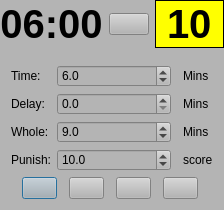
Before: the Qt Designer form KTQAlarmClockDlg.ui in phoenixwing-org/KtAlarmClock, drawn with Qt 5.
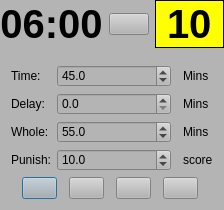
After: the same form once the commit is applied. Icons and pictures are not drawn.

The edit to the form file:
```diff
--- a/KTQAlarmClockDlg.ui
+++ b/KTQAlarmClockDlg.ui
@@ -262,7 +262,7 @@
          <number>1</number>
         </property>
         <property name="value">
-         <double>6.000000000000000</double>
+         <double>45.000000000000000</double>
         </property>
        </widget>
       </item>
@@ -275,7 +275,7 @@
          <number>1</number>
         </property>
         <property name="value">
-         <double>9.000000000000000</double>
+         <double>55.000000000000000</double>
         </property>
        </widget>
       </item>
```
